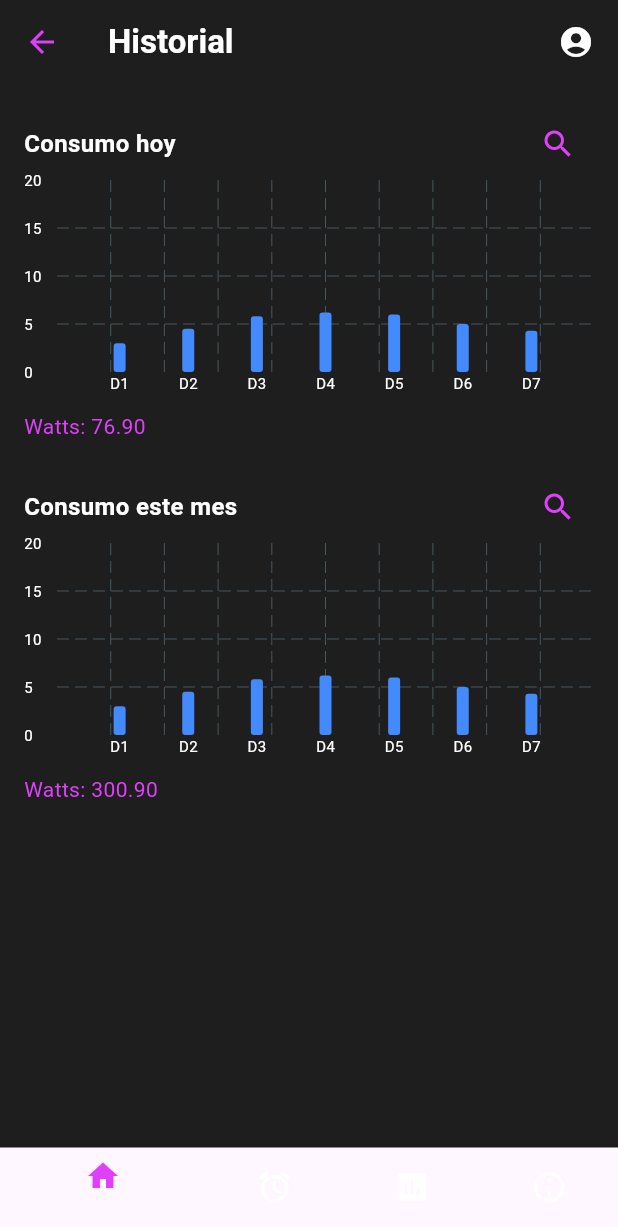
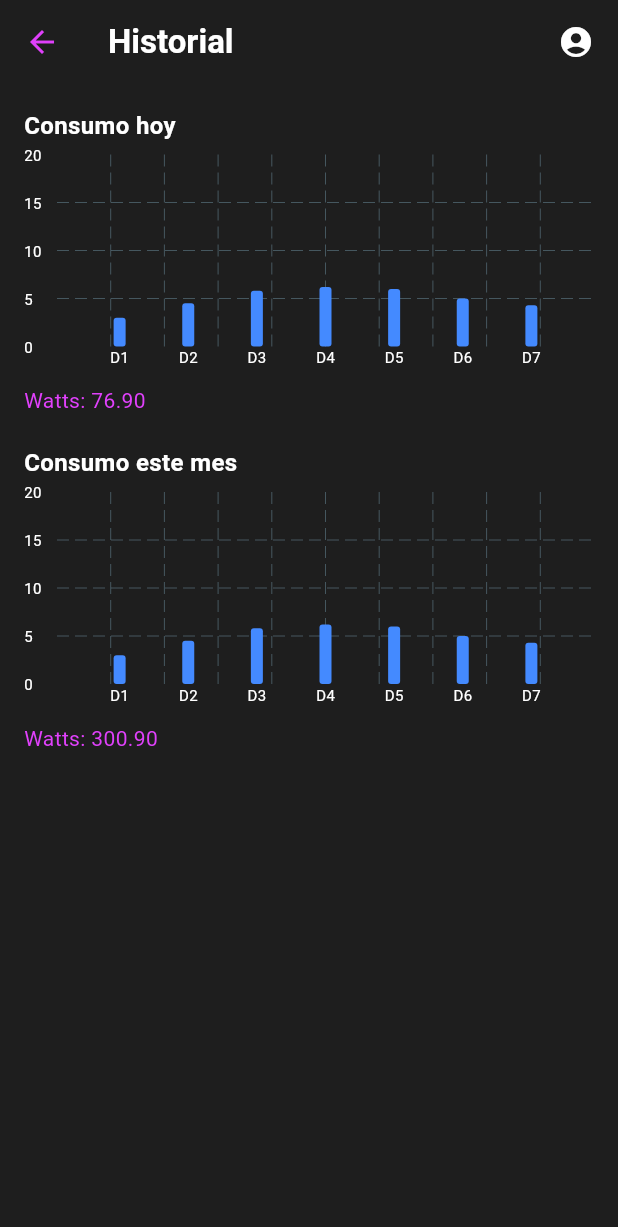
Before and after one commit to Yeison242002/reach, a Flutter app: the ConsumptionHistoryScreen screen opened by its route, on a phone screen of 412 x 824 dp. Shown: the top 1227 px of the screen. Run offline on Flutter 3.47's test engine with Material 3 defaults, Android fonts, the phone set to English and light mode, and no system bars; drawn by our look-alikes of fl_chart; our stand-ins replace cloud_firestore, firebase_auth, firebase_core, firebase_database, syncfusion_flutter_gauges; accounts and stored records are empty.

Commit message:
Actualización de pantallas y limpieza de widget_test.dart

```diff
--- a/lib/app/routes.dart
+++ b/lib/app/routes.dart
@@ -1,12 +1,15 @@
 import 'package:flutter/material.dart';
 import 'package:reach/presentation/screens/auth/signin/signin_screen.dart';
 import 'package:reach/presentation/screens/auth/signup/signup_screen.dart';
+import 'package:reach/presentation/screens/home/home_screen.dart';
 import 'package:reach/presentation/screens/main_navigation/main_navigation_screen.dart';
 import 'package:reach/presentation/screens/consumption_history/consumption_history_screen.dart';
 
 final Map<String, WidgetBuilder> appRoutes = {
   '/signin': (_) => const SignInScreen(),
   '/signup': (_) => const SignUpScreen(),
+  '/home': (_) => const MainNavigationScreen(),
+  '/hi': (_) => const MainNavigationScreen(),
   '/main': (_) => const MainNavigationScreen(), // Nuevo
   '/consumption-history': (context) => const ConsumptionHistoryScreen(),
 };
--- a/lib/main.dart
+++ b/lib/main.dart
@@ -20,7 +20,7 @@ class MyApp extends StatelessWidget {
     return MaterialApp(
       title: 'Mi App con Firebase',
       debugShowCheckedModeBanner: false,
-      initialRoute: '/main',
+      initialRoute: '/signin',
       routes: appRoutes,
     );
   }
--- a/lib/presentation/screens/consumption_history/consumption_history_screen.dart
+++ b/lib/presentation/screens/consumption_history/consumption_history_screen.dart
@@ -4,39 +4,16 @@ import 'package:flutter/material.dart';
 class ConsumptionHistoryScreen extends StatelessWidget {
   const ConsumptionHistoryScreen({super.key});
 
-  void onDaySearch() {
-    // TODO: Implementar búsqueda por día
-    print('Buscar consumo por día');
-  }
-
-  void onMonthSearch() {
-    // TODO: Implementar búsqueda por mes
-    print('Buscar consumo por mes');
-  }
-
-  Widget buildHistogram({
-    required List<double> data,
-    required String title,
-    required double totalWatts,
-    required VoidCallback onSearchPressed,
-  }) {
+  Widget buildHistogram(List<double> data, String title, double totalWatts) {
     return Column(
       crossAxisAlignment: CrossAxisAlignment.start,
       children: [
-        Row(
-          children: [
-            Text(title,
-                style: const TextStyle(
-                    color: Colors.white,
-                    fontWeight: FontWeight.bold,
-                    fontSize: 16)),
-            const Spacer(),
-            IconButton(
-              icon: const Icon(Icons.search, color: Colors.purpleAccent),
-              onPressed: onSearchPressed,
-            )
-          ],
-        ),
+        Text(title,
+            style: const TextStyle(
+                color: Colors.white,
+                fontWeight: FontWeight.bold,
+                fontSize: 16)),
+        const SizedBox(height: 8),
         SizedBox(
           width: double.infinity,
           height: 150,
@@ -102,7 +79,9 @@ class ConsumptionHistoryScreen extends StatelessWidget {
         backgroundColor: const Color(0xFF1E1E1E),
         leading: IconButton(
           icon: const Icon(Icons.arrow_back, color: Colors.purpleAccent),
-          onPressed: () {},
+          onPressed: () {
+            Navigator.pop(context);
+          },
         ),
         title: const Text('Historial',
             style: TextStyle(color: Colors.white, fontWeight: FontWeight.bold)),
@@ -118,31 +97,13 @@ class ConsumptionHistoryScreen extends StatelessWidget {
         child: ListView(
           children: [
             buildHistogram(
-              data: [3, 4.5, 5.8, 6.2, 6, 5, 4.3],
-              title: 'Consumo hoy',
-              totalWatts: 76.90,
-              onSearchPressed: onDaySearch,
-            ),
+                [3, 4.5, 5.8, 6.2, 6, 5, 4.3], 'Consumo hoy', 76.90),
             buildHistogram(
-              data: [3, 4.5, 5.8, 6.2, 6, 5, 4.3],
-              title: 'Consumo este mes',
-              totalWatts: 300.90,
-              onSearchPressed: onMonthSearch,
-            ),
+                [3, 4.5, 5.8, 6.2, 6, 5, 4.3], 'Consumo este mes', 300.90),
           ],
         ),
       ),
-      bottomNavigationBar: BottomNavigationBar(
-        backgroundColor: Colors.black,
-        selectedItemColor: Colors.purpleAccent,
-        unselectedItemColor: Colors.white,
-        items: const [
-          BottomNavigationBarItem(icon: Icon(Icons.home), label: ''),
-          BottomNavigationBarItem(icon: Icon(Icons.alarm), label: ''),
-          BottomNavigationBarItem(icon: Icon(Icons.insert_chart), label: ''),
-          BottomNavigationBarItem(icon: Icon(Icons.info_outline), label: ''),
-        ],
-      ),
+
     );
   }
 }
--- a/lib/presentation/screens/home/home_screen.dart
+++ b/lib/presentation/screens/home/home_screen.dart
@@ -16,7 +16,7 @@ class HomeScreen extends StatelessWidget {
             icon: const Icon(Icons.account_circle, color: Colors.white),
             onPressed: () {
               // Navegar a perfil si quieres
-              // Navigator.pushNamed(context, '/profile');
+               Navigator.pushNamed(context, '/profile');
             },
           ),
         ],
--- a/lib/presentation/screens/main_navigation/main_navigation_screen.dart
+++ b/lib/presentation/screens/main_navigation/main_navigation_screen.dart
@@ -3,6 +3,7 @@ import 'package:reach/presentation/screens/home/home_screen.dart';
 import 'package:reach/presentation/screens/timer/timer_screen.dart';
 import 'package:reach/presentation/screens/dashboard/dashboard_screen.dart';
 import 'package:reach/presentation/screens/info/info_screen.dart';
+import 'package:reach/presentation/screens/consumption_history/consumption_history_screen.dart';
 
 class MainNavigationScreen extends StatefulWidget {
   const MainNavigationScreen({super.key});
@@ -18,7 +19,10 @@ class _MainNavigationScreenState extends State<MainNavigationScreen> {
     HomeScreen(),
     TimerScreen(),
     DashboardScreen(),
+    //ConsumptionHistoryScreen(),
     InfoScreen(),
+
+
   ];
 
   void _onItemTapped(int index) {
```
Also changed, not shown: 2 other files.
